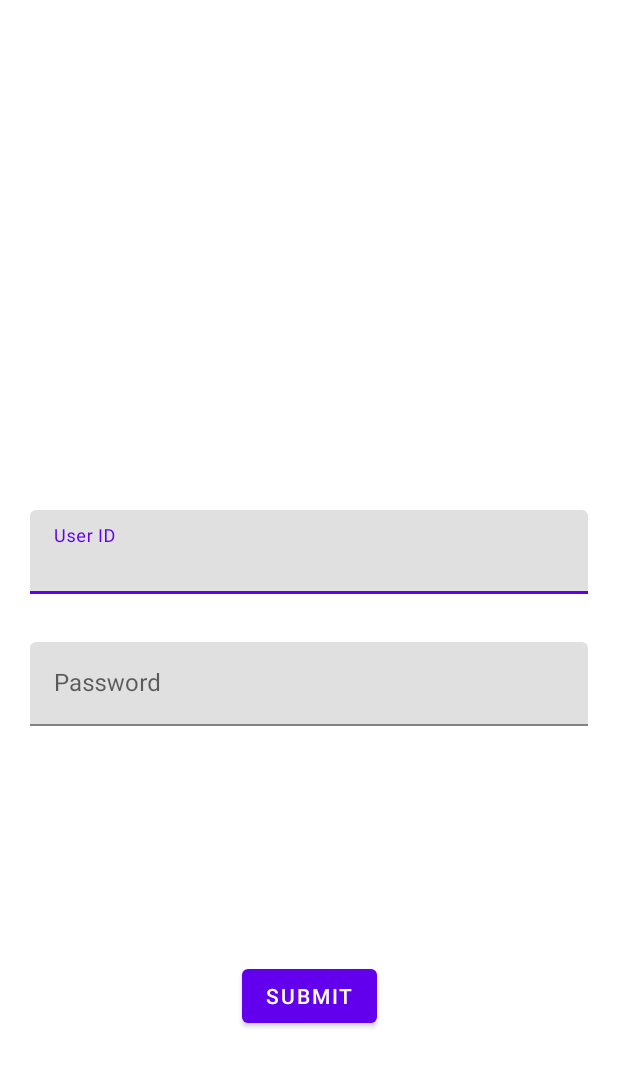
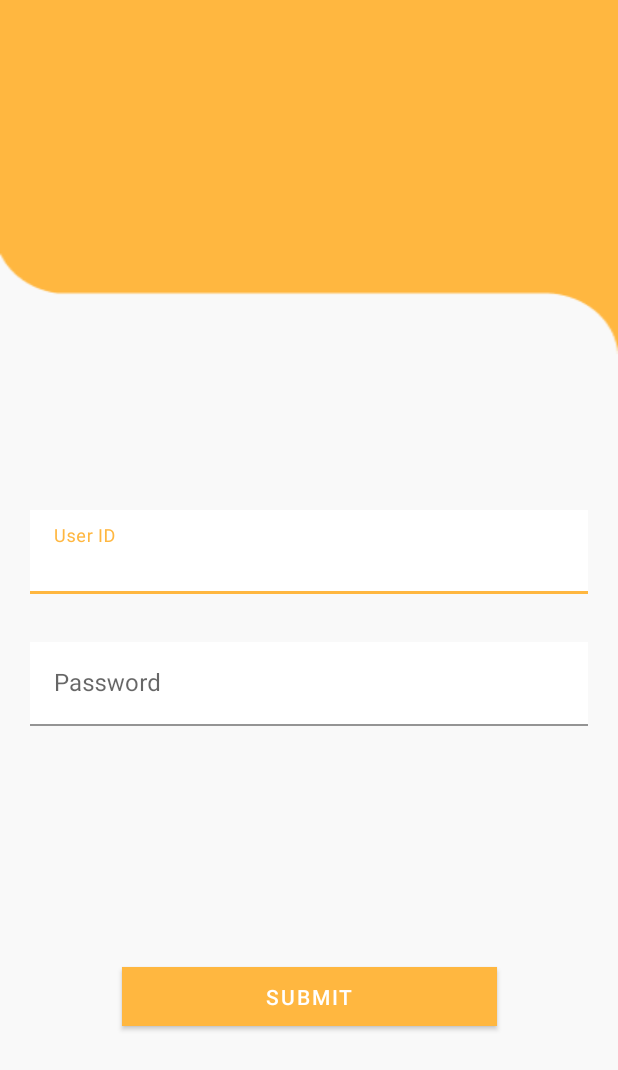
Before and after one commit to NextGen-Coder/Slurpsss-_-Food-and-Mess-Services, an Android app: the layout activity_main.xml on its own in the app's theme, with its tools: preview values and no code run, on a phone screen of 412 x 824 dp. Shown: the top 1070 px of the screen. Run offline under Robolectric (Android 15) with nearby library versions, the light colour scheme and no system bars.

Commit message:
Login Ui

```diff
--- a/SlurpssAdmin/app/src/main/res/layout/activity_main.xml
+++ b/SlurpssAdmin/app/src/main/res/layout/activity_main.xml
@@ -4,7 +4,19 @@
     xmlns:tools="http://schemas.android.com/tools"
     android:layout_width="match_parent"
     android:layout_height="match_parent"
+    android:backgroundTint="#F9F9F9"
+    android:background="#f9f9f9"
     tools:context=".MainActivity">
+
+
+    <ImageView
+        android:layout_width="match_parent"
+        android:layout_height="wrap_content"
+        android:src="@drawable/mess_section"
+        android:scaleType="fitXY"
+        app:layout_constraintTop_toTopOf="parent">
+
+    </ImageView>
 
     <LinearLayout
         android:id="@+id/linearLayout"
@@ -24,7 +36,9 @@
                 android:id="@+id/userId"
                 android:layout_width="match_parent"
                 android:layout_height="wrap_content"
-                android:hint="User ID" />
+                android:hint="User ID"
+                android:backgroundTint="@color/white"
+                android:background="@color/white"/>
         </com.google.android.material.textfield.TextInputLayout>
 
         <com.google.android.material.textfield.TextInputLayout
@@ -35,6 +49,8 @@
                 android:id="@+id/userPass"
                 android:layout_width="match_parent"
                 android:layout_height="wrap_content"
+                android:backgroundTint="@color/white"
+                android:background="@color/white"
                 android:hint="Password" />
 
         </com.google.android.material.textfield.TextInputLayout>
@@ -42,14 +58,19 @@
     </LinearLayout>
 
     <Button
-        android:layout_width="wrap_content"
-        android:layout_height="wrap_content"
+        android:layout_width="250dp"
+        android:layout_height="39dp"
         android:text="Submit"
         android:onClick="submitLogin"
         app:layout_constraintBottom_toBottomOf="parent"
         app:layout_constraintEnd_toEndOf="parent"
         app:layout_constraintStart_toStartOf="parent"
         app:layout_constraintTop_toBottomOf="@+id/linearLayout"
-        tools:ignore="UsingOnClickInXml" />
+        tools:ignore="UsingOnClickInXml"
+        android:background="#FFB740"
+        android:backgroundTint="#FFB740"
+
+
+        />
 
 </androidx.constraintlayout.widget.ConstraintLayout>
--- a/SlurpssAdmin/app/src/main/res/values-night/themes.xml
+++ b/SlurpssAdmin/app/src/main/res/values-night/themes.xml
@@ -1,8 +1,8 @@
 <resources xmlns:tools="http://schemas.android.com/tools">
     <!-- Base application theme. -->
-    <style name="Theme.SlurpssAdmin" parent="Theme.MaterialComponents.DayNight.DarkActionBar">
+    <style name="Theme.SlurpssAdmin" parent="Theme.MaterialComponents.DayNight.NoActionBar">
         <!-- Primary brand color. -->
-        <item name="colorPrimary">@color/purple_200</item>
+        <item name="colorPrimary">#FFB740</item>
         <item name="colorPrimaryVariant">@color/purple_700</item>
         <item name="colorOnPrimary">@color/black</item>
         <!-- Secondary brand color. -->
--- a/SlurpssAdmin/app/src/main/res/values/themes.xml
+++ b/SlurpssAdmin/app/src/main/res/values/themes.xml
@@ -1,8 +1,8 @@
 <resources xmlns:tools="http://schemas.android.com/tools">
     <!-- Base application theme. -->
-    <style name="Theme.SlurpssAdmin" parent="Theme.MaterialComponents.DayNight.DarkActionBar">
+    <style name="Theme.SlurpssAdmin" parent="Theme.MaterialComponents.DayNight.NoActionBar">
         <!-- Primary brand color. -->
-        <item name="colorPrimary">@color/purple_500</item>
+        <item name="colorPrimary">#FFB740</item>
         <item name="colorPrimaryVariant">@color/purple_700</item>
         <item name="colorOnPrimary">@color/white</item>
         <!-- Secondary brand color. -->
```
Also changed, not shown: SlurpssAdmin/app/src/main/res/drawable/mess_section.png (added), SlurpssAdmin/app/src/main/res/static/DancingScript-Bold.ttf (added), SlurpssAdmin/app/src/main/res/static/DancingScript-Medium.ttf (added), SlurpssAdmin/app/src/main/res/static/DancingScript-Regular.ttf (added), SlurpssAdmin/app/src/main/res/static/DancingScript-SemiBold.ttf (added).
